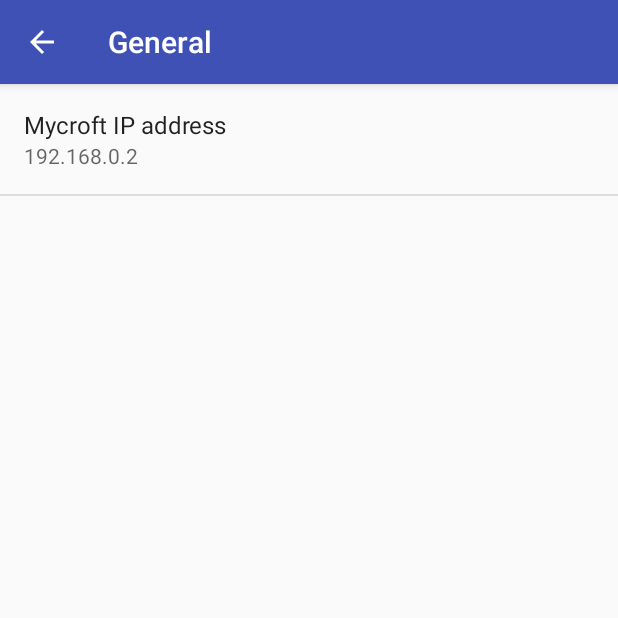
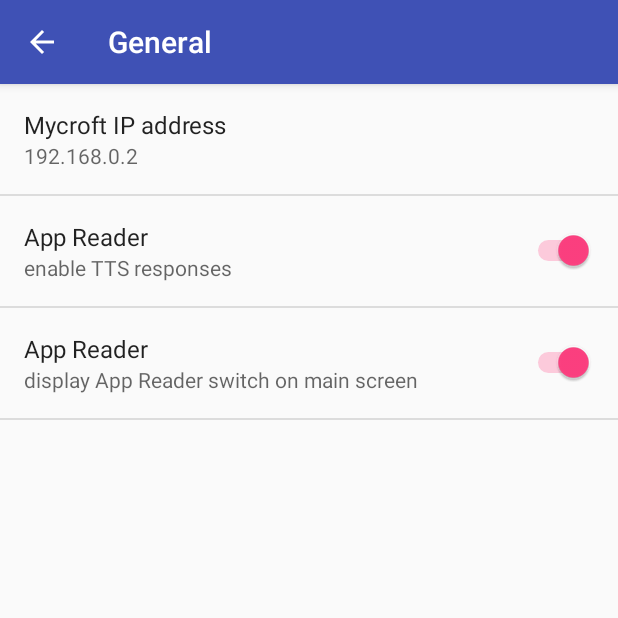
Before and after one commit to MycroftAI/Mycroft-Android, an Android app: the SettingsActivity screen opened directly, with no data from a screen before it, after a tap on "General", on a phone screen of 412 x 824 dp, the top half of it. Run offline under Robolectric (Android 15) with nearby library versions, the phone set to English and light mode, and no system bars.

Commit message:
fixed android app is only ready the last card
changed ttsManager.initQueue to ttsManager.addQueue in addData method of
MainActivity.java.

Also added settings enable/disable app reader and hide/show the app
reader button on the main screen.

Refactored how preferences are loaded and am now persiting app reader
switch's state between launches.

```diff
--- a/app/src/main/res/values/strings.xml
+++ b/app/src/main/res/values/strings.xml
@@ -19,6 +19,12 @@
 
     <string name="pref_title_default_ip">Mycroft IP address</string>
     <string name="pref_default_display_ip">192.168.0.2</string>
+
+    <string name="pref_title_app_reader_switch">App Reader</string>
+    <string name="pref_summary_app_reader_switch">enable TTS responses</string>
+
+    <string name="pref_title_display_app_reader_switch">App Reader</string>
+    <string name="pref_summary_display_app_reader_switch">display App Reader switch on main screen</string>
 
     <string name="pref_title_add_friends_to_messages">Add friends to messages</string>
     <string-array name="pref_example_list_titles">
--- a/app/src/main/res/xml/pref_general.xml
+++ b/app/src/main/res/xml/pref_general.xml
@@ -18,6 +18,18 @@
         android:singleLine="true"
         android:title="@string/pref_title_default_ip" />
 
+    <SwitchPreference
+        android:key="appReaderSwitch"
+        android:title="@string/pref_title_app_reader_switch"
+        android:summary="@string/pref_summary_app_reader_switch"
+        android:defaultValue="true"/>
+
+    <SwitchPreference
+        android:key="displayAppReaderSwitch"
+        android:title="@string/pref_title_display_app_reader_switch"
+        android:summary="@string/pref_summary_display_app_reader_switch"
+        android:defaultValue="true"/>
+
     <!--&lt;!&ndash; NOTE: Hide buttons to simplify the UI. Users can touch outside the dialog to
          dismiss it. &ndash;&gt;
     &lt;!&ndash; NOTE: ListPreference's summary should be set to its value by the activity code. &ndash;&gt;
```
Also changed, not shown: app/src/main/java/mycroft/ai/MainActivity.java (+39 -23 lines).
